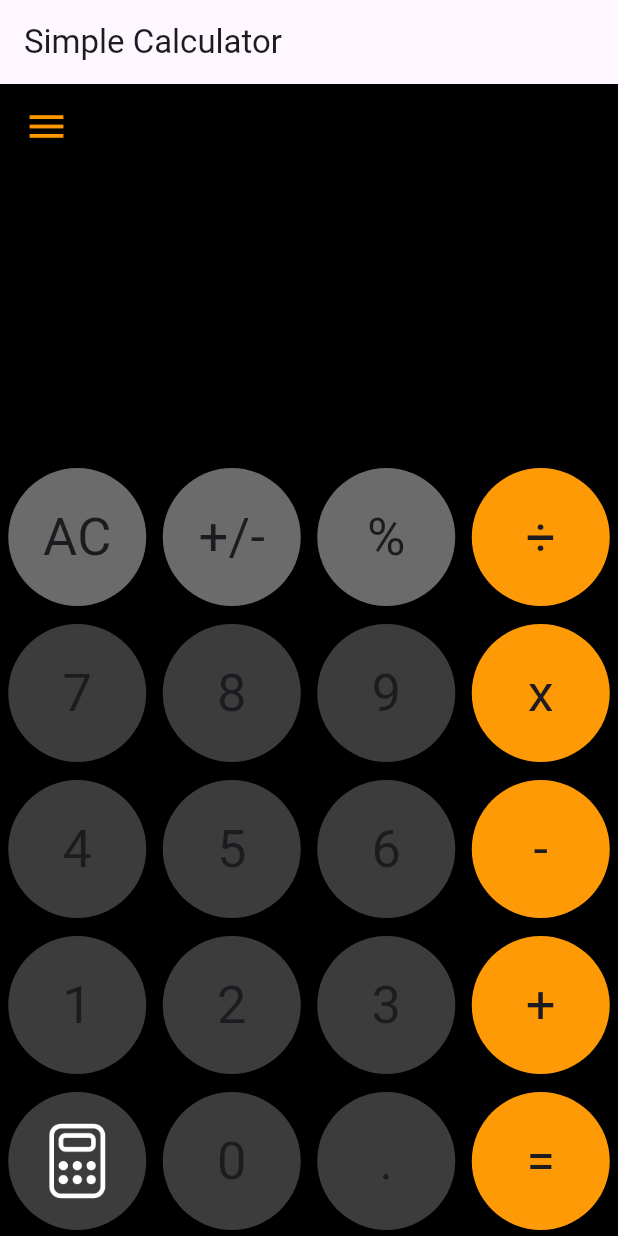
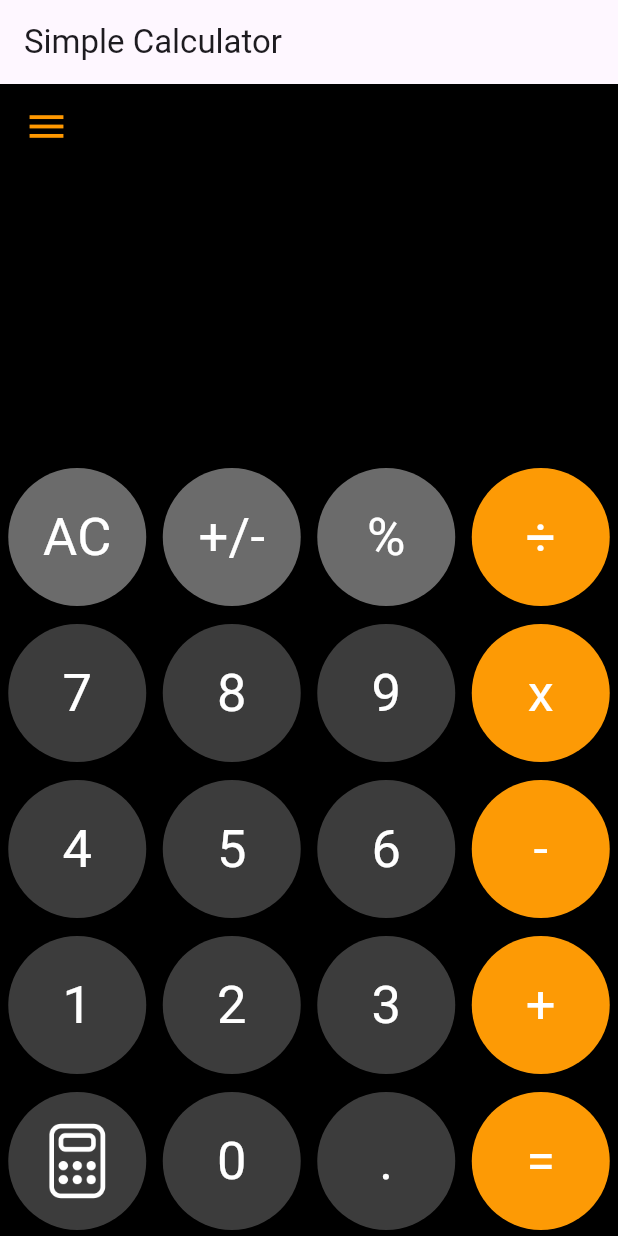
Before and after one commit to Keobiii/bloc_sample, a Flutter app: the screen it shows after launch, after a tap on "AC", on a phone screen of 412 x 824 dp. Run offline on Flutter 3.47's test engine with Material 3 defaults, Android fonts, the phone set to English and light mode, and no system bars; our stand-ins replace flutter_bloc.

```diff
--- a/lib/Calculator/calculator_functions.dart
+++ b/lib/Calculator/calculator_functions.dart
@@ -178,9 +178,9 @@ class CalculatorBloc extends Bloc<CalculatorEvent, CalculatorState> {
         value = "";
       }
 
-      if (equation.isEmpty && value == Btn.dot) {
-        value = "";
-      }
+      // if (equation.isEmpty && value == Btn.dot) {
+      //   value = "";
+      // }
 
       if (equation.isNotEmpty) {
         String lastVal = equation[equation.length - 1];
--- a/lib/Calculator/calculator_view.dart
+++ b/lib/Calculator/calculator_view.dart
@@ -1,5 +1,6 @@
 // calculator_view.dart
 import 'package:bloc_sample/Calculator/button_values.dart';
+import 'package:bloc_sample/Enum/calculator_buttons.dart';
 import 'package:flutter/material.dart';
 import 'package:flutter_bloc/flutter_bloc.dart';
 import 'calculator_functions.dart';
@@ -125,6 +126,10 @@ Widget build(BuildContext context) {
   // get screen size
   final screenSize = MediaQuery.of(context).size;
 
+  for(var buttons in Buttons.values) {
+    print("Button Name: ${buttons.name}, Value: ${buttons.value}");
+  }
+
   return Scaffold(
     backgroundColor: Colors.black,
     appBar: AppBar(
@@ -169,15 +174,23 @@ Widget build(BuildContext context) {
         Container(
             child: Wrap(
               runSpacing: 4.0,
-              children: Btn.buttonValues
-                  .map(
-                    (value) => SizedBox(
-                      width: screenSize.width / 4,
-                      height: 100,
-                      child: buildButton(value),
-                    ),
-                  )
-                  .toList(),
+              // children: Btn.buttonValues
+              //     .map(
+              //       (value) => SizedBox(
+              //         width: screenSize.width / 4,
+              //         height: 100,
+              //         child: buildButton(value),
+              //       ),
+              //     )
+              //     .toList(),
+              children: [
+                for (var buttons in Buttons.values)
+                SizedBox(
+                  width: screenSize.width / 4,
+                  height: 100,
+                  child: buildButton(buttons.name, buttons.value),
+                )
+              ],
             ),
           ),
       ],
@@ -185,97 +198,97 @@ Widget build(BuildContext context) {
   );
 }
 
-  Widget buildButton(value) {
+  Widget buildButton(button_name, button_values) {
     return Padding(
       padding: const EdgeInsets.all(4.0),
       child: Material(
-        color: getBtnColor(value),
+        color: getBtnColor(button_name),
         clipBehavior: Clip.antiAlias,
         shape: const CircleBorder(),
         child: InkWell(
-          onTap: () => onBtnTap(value),
+          onTap: () => onBtnTap(button_name, button_values),
           child: Center(
-            child: modifiedBtnValue(value),
+            child: modifiedBtnValue(button_values),
           ),
         ),
       ),
     );
   }
 
-  Color getBtnColor(value) {
-    return [Btn.xop, Btn.clr, Btn.per].contains(value)
+  Color getBtnColor(button_name) {
+    return ["xop", "clr", "per"].contains(button_name)
         ? const Color.fromARGB(255, 107, 107, 107)
         : [
-          Btn.multiply,
-          Btn.add,
-          Btn.subtract,
-          Btn.divide,
-          Btn.calculate,
-        ].contains(value)
+          "multiply",
+          "add",
+          "subtract",
+          "divide",
+          "calculate",
+        ].contains(button_name)
         ? const Color.fromARGB(255, 253, 154, 5)
         : Color.fromARGB(255, 60, 60, 60);
   }
 
-  modifiedBtnValue(value) {
-    if (value == "@") {
+  modifiedBtnValue(button_values) {
+    if (button_values == "@") {
       return Padding(
         padding: const EdgeInsets.all(15.0),
         child: Image.asset('assets/calculator.png'),
       );
-    } else if(value == "*") {
+    } else if(button_values == "*") {
       return Text(
         'x',
-        style: const TextStyle(fontWeight: FontWeight.w400, fontSize: 35),
+        style: const TextStyle(fontWeight: FontWeight.w400, fontSize: 35, color: Colors.white),
       );
-    } else if(value == "/") {
+    } else if(button_values == "/") {
       return Text(
         '÷',
-        style: const TextStyle(fontWeight: FontWeight.w400, fontSize: 35),
+        style: const TextStyle(fontWeight: FontWeight.w400, fontSize: 35, color: Colors.white),
       );
     } else {
       return Text(
-        value,
-        style: const TextStyle(fontWeight: FontWeight.w400, fontSize: 35),
+        button_values,
+        style: const TextStyle(fontWeight: FontWeight.w400, fontSize: 35, color: Colors.white),
       );
     }
   }
 
-    void onBtnTap(String value) {
+    void onBtnTap(String button_name, String button_values) {
     // if (value == Btn.del) {
     //   delete();
     //   return;
     // }
 
-    if (value == Btn.xop) {
+    if (button_name == "xop") {
       context.read<CalculatorBloc>().add(OppositeSign(equation));
       return;
     }
 
-    if (value == Btn.clr) {
+    if (button_name == "clr") {
       context.read<CalculatorBloc>().add(ClearAll(equation));
       return;
     }
 
-    if (value == Btn.per) {
+    if (button_name == "per") {
       // convertToPercentage();
       context.read<CalculatorBloc>().add(ConvertToPercentage(equation));
       return;
     }
 
-    if (value == Btn.calculate) {
+    if (button_name == "calculate") {
       print("Equation: " + equation);
       context.read<CalculatorBloc>().add(CalculateEquation(equation));
       return;
     }
 
-    if (value == Btn.at) {
+    if (button_name == "at") {
       isSnackVisible = true;
       _showSnackbar("Rawr! SnackBar Triggered", Colors.white);
       return;
     }
 
 
-    context.read<CalculatorBloc>().add(StoreValues(value));
+    context.read<CalculatorBloc>().add(StoreValues(button_values));
   }
 
 
--- /dev/null
+++ b/lib/Enum/calculator_buttons.dart
@@ -0,0 +1,41 @@
+/*
+
+ENUM: defines a fixed set of constant values,
+      its often use when having predefined list of options (hindi na magbabago ng values kumbaga)
+
+*/
+
+enum Buttons {
+
+  // yung clr xop, per, at iba pa
+  // sila ay enum values (or constants) inside the Buttons
+  clr("AC"),
+  xop("+/-"),
+  per("%"),
+  divide("/"),
+  n7("7"),
+  n8("8"),
+  n9("9"),
+  multiply("*"),
+  n4("4"),
+  n5("5"),
+  n6("6"),
+  subtract("-"),
+  n1("1"),
+  n2("2"),
+  n3("3"),
+  add("+"),
+  at("@"),
+  n0("0"),
+  dot("."),
+  calculate("=");
+
+  // define a variable type inside of name
+  // sa ginawa ko, string ang laman kaya string hehe
+  // kasi each of these enum values has an associated value
+  final String value;
+
+  // This is a constructor for the Buttons enum.
+  const Buttons(this.value);
+  // It allows each enum value to have an associated value field when the enum is created.
+}
```
